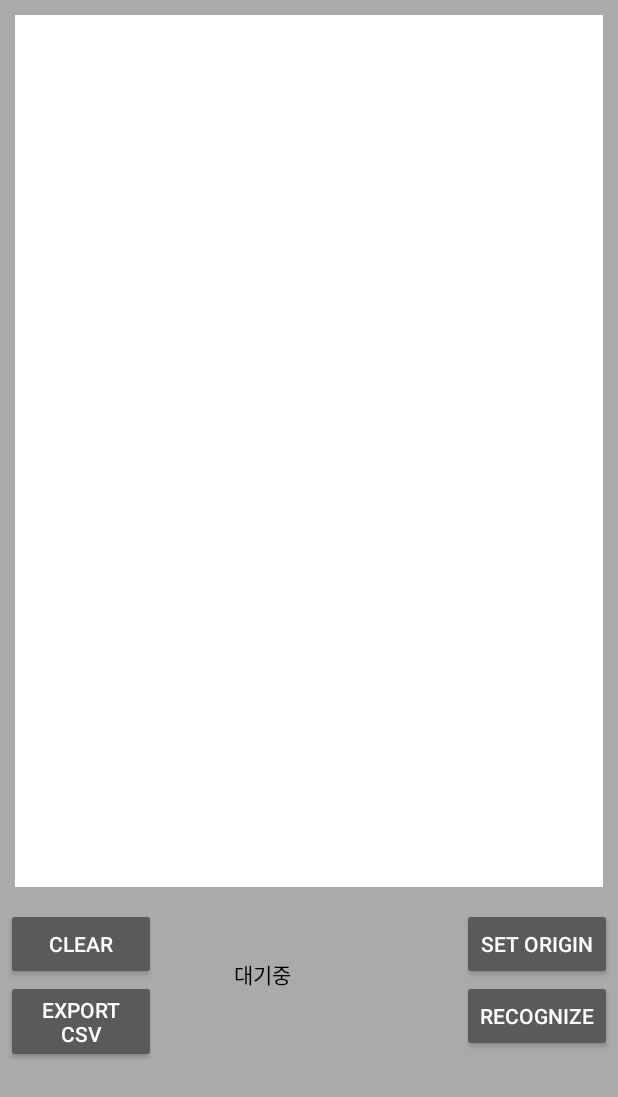
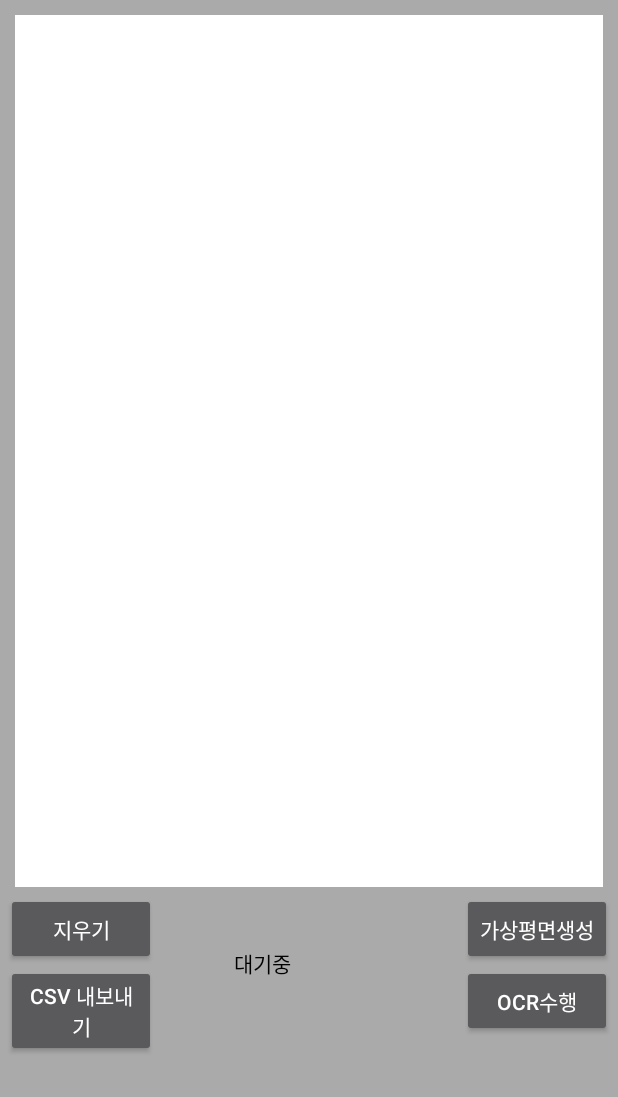
Before and after one commit to scr08212/air-drawing, an Android app: the screen it shows after launch (HelloArActivity), on a phone screen of 412 x 824 dp. Shown: the top 1097 px of the screen. Run offline under Robolectric (Android 15) with nearby library versions, the phone set to English and light mode, and no system bars; libraries missing offline, so code that uses them is left out: com.google.ar.core; 7 statements that could not run were skipped.

Commit message:
Adjust mainActivity

```diff
--- a/app/src/main/java/com/nkm/ar/core/java/network/RetrofitClient.java
+++ b/app/src/main/java/com/nkm/ar/core/java/network/RetrofitClient.java
@@ -6,7 +6,7 @@ import retrofit2.Retrofit;
 import retrofit2.converter.gson.GsonConverterFactory;
 
 public class RetrofitClient {
-    private static final String BASE_URL = "https://16cc0f050297.ngrok-free.app";
+    private static final String BASE_URL = "https://e0e4875f5396.ngrok-free.app";
     private static Retrofit retrofitInstance;
 
     public static OcrService getInstance() {
--- a/app/src/main/res/layout/activity_main.xml
+++ b/app/src/main/res/layout/activity_main.xml
@@ -36,19 +36,6 @@
       android:layout_height="match_parent"
       android:layout_gravity="bottom">
 
-    <com.nkm.ar.core.java.views.ProjectionCanvasView
-        android:id="@+id/projectionCanvasView"
-        android:layout_width="match_parent"
-        android:layout_height="581dp"
-        android:layout_alignParentBottom="true"
-        android:layout_margin="10dp"
-        android:layout_marginTop="16dp"
-        app:layout_constraintEnd_toEndOf="parent"
-        app:layout_constraintHorizontal_bias="0.842"
-        app:layout_constraintStart_toStartOf="parent"
-        app:layout_constraintTop_toTopOf="parent"
-        app:layout_constraintBottom_toTopOf="@id/CL_bottom"/>
-
     <androidx.constraintlayout.widget.ConstraintLayout
         android:id="@+id/CL_bottom"
         android:layout_width="match_parent"
@@ -80,7 +67,7 @@
           android:layout_height="wrap_content"
           android:layout_marginTop="4dp"
           android:layout_marginEnd="4dp"
-          android:text="set origin"
+          android:text="가상평면생성"
           app:layout_constraintEnd_toEndOf="parent"
           app:layout_constraintTop_toTopOf="parent" />
 
@@ -90,7 +77,7 @@
           android:layout_height="wrap_content"
           android:layout_marginStart="4dp"
           android:layout_marginTop="4dp"
-          android:text="Clear"
+          android:text="지우기"
           app:layout_constraintStart_toStartOf="parent"
           app:layout_constraintTop_toTopOf="parent" />
 
@@ -99,7 +86,7 @@
           android:layout_width="100dp"
           android:layout_height="wrap_content"
           android:layout_marginEnd="4dp"
-          android:text="Recognize"
+          android:text="OCR수행"
           app:layout_constraintEnd_toEndOf="parent"
           app:layout_constraintTop_toBottomOf="@+id/set_origin_button" />
 
@@ -108,10 +95,20 @@
           android:layout_width="100dp"
           android:layout_height="wrap_content"
           android:layout_marginStart="4dp"
-          android:text="export csv"
+          android:text="csv 내보내기"
           app:layout_constraintStart_toStartOf="parent"
           app:layout_constraintTop_toBottomOf="@+id/clear_button" />
+
     </androidx.constraintlayout.widget.ConstraintLayout>
+
+    <com.nkm.ar.core.java.views.ProjectionCanvasView
+        android:id="@+id/projectionCanvasView"
+        android:layout_width="match_parent"
+        android:layout_height="581dp"
+        android:layout_alignParentBottom="true"
+        android:layout_margin="10dp"
+        app:layout_constraintTop_toTopOf="parent"
+        tools:layout_editor_absoluteX="10dp" />
 
   </androidx.constraintlayout.widget.ConstraintLayout>
 
```
